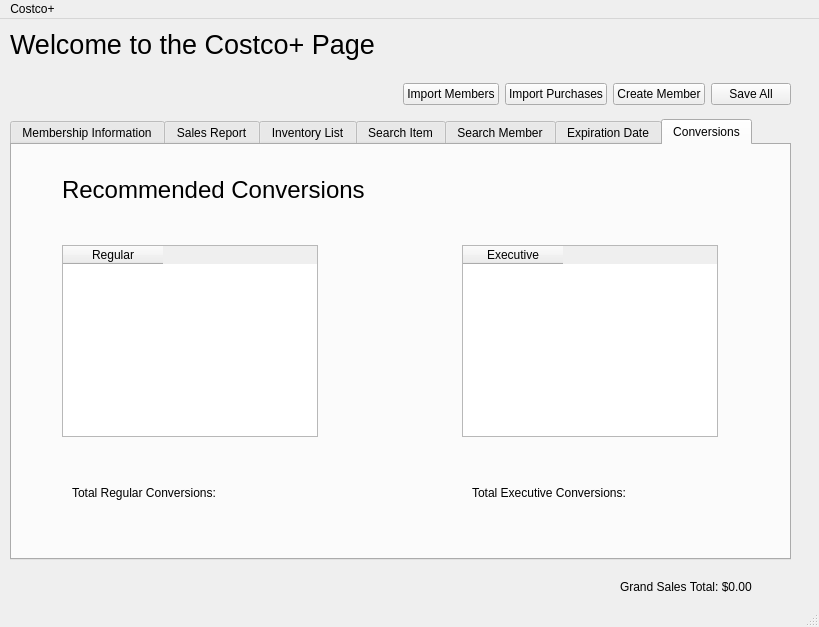
The window that dashboard.ui (danielmulvad/CS1C-Project-2) describes before a commit, drawn with Qt 5.
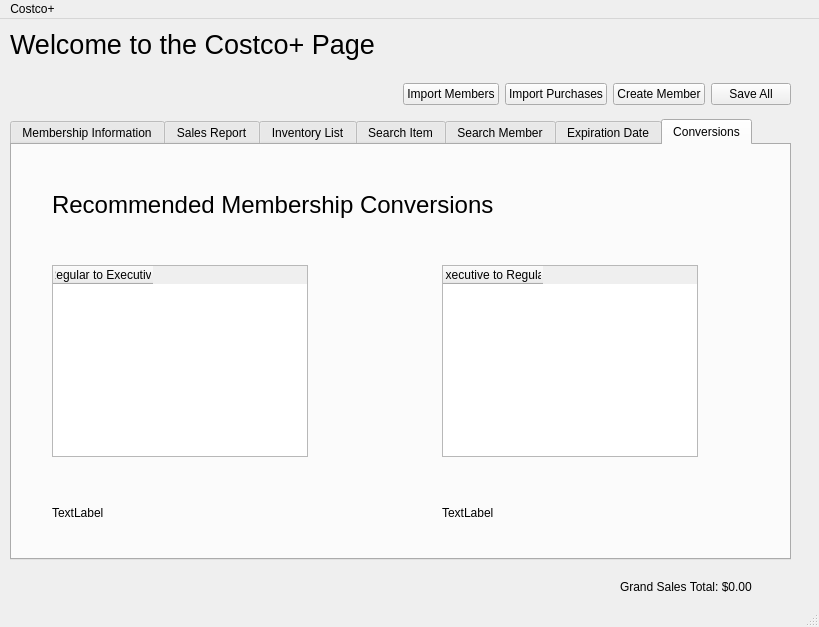
The same window after the commit. The open tabs and pages were chosen to show the change.

```diff
--- a/dashboard.ui
+++ b/dashboard.ui
@@ -747,72 +747,72 @@
           <widget class="QLabel" name="label_7">
            <property name="geometry">
             <rect>
-             <x>50</x>
-             <y>30</y>
-             <width>461</width>
-             <height>31</height>
+                          <x>40</x>
+                          <y>40</y>
+                          <width>531</width>
+                          <height>41</height>
             </rect>
            </property>
            <property name="text">
-            <string>&lt;html&gt;&lt;head/&gt;&lt;body&gt;&lt;p&gt;&lt;span style=&quot; font-size:18pt;&quot;&gt;Recommended Conversions&lt;/span&gt;&lt;/p&gt;&lt;/body&gt;&lt;/html&gt;</string>
-           </property>
-          </widget>
-          <widget class="QLabel" name="regular">
-           <property name="geometry">
-            <rect>
-             <x>60</x>
-             <y>340</y>
-             <width>271</width>
-             <height>16</height>
-            </rect>
-           </property>
-           <property name="text">
-            <string>Total Regular Conversions: </string>
-           </property>
-          </widget>
-          <widget class="QLabel" name="exceutive">
-           <property name="geometry">
-            <rect>
-             <x>460</x>
-             <y>340</y>
-             <width>171</width>
-             <height>16</height>
-            </rect>
-           </property>
-           <property name="text">
-            <string>Total Executive Conversions: </string>
+                        <string>&lt;html&gt;&lt;head/&gt;&lt;body&gt;&lt;p&gt;&lt;span style=&quot; font-size:18pt;&quot;&gt;Recommended Membership Conversions&lt;/span&gt;&lt;/p&gt;&lt;/body&gt;&lt;/html&gt;</string>
            </property>
           </widget>
           <widget class="QTableWidget" name="regularTable">
            <property name="geometry">
             <rect>
-             <x>50</x>
-             <y>100</y>
+                          <x>40</x>
+                          <y>120</y>
              <width>256</width>
              <height>192</height>
             </rect>
            </property>
            <column>
             <property name="text">
-             <string>Regular</string>
+                          <string>Regular to Executive</string>
             </property>
            </column>
           </widget>
           <widget class="QTableWidget" name="executiveTable">
            <property name="geometry">
             <rect>
-             <x>450</x>
-             <y>100</y>
+                          <x>430</x>
+                          <y>120</y>
              <width>256</width>
              <height>192</height>
             </rect>
            </property>
            <column>
             <property name="text">
-             <string>Executive</string>
+                          <string>Executive to Regular</string>
             </property>
            </column>
           </widget>
+                    <widget class="QLabel" name="regular">
+                      <property name="geometry">
+                        <rect>
+                          <x>40</x>
+                          <y>360</y>
+                          <width>251</width>
+                          <height>16</height>
+                        </rect>
+                      </property>
+                      <property name="text">
+                        <string>TextLabel</string>
+                      </property>
+                    </widget>
+                    <widget class="QLabel" name="executive">
+                      <property name="geometry">
+                        <rect>
+                          <x>430</x>
+                          <y>360</y>
+                          <width>261</width>
+                          <height>16</height>
+                        </rect>
+                      </property>
+                      <property name="text">
+                        <string>TextLabel</string>
+                      </property>
+                    </widget>
          </widget>
         </widget>
        </item>
```
Left out of the diff: 4 changed lines with no effect on the pictures. Lines whose indentation alone changed are shown as unchanged.
